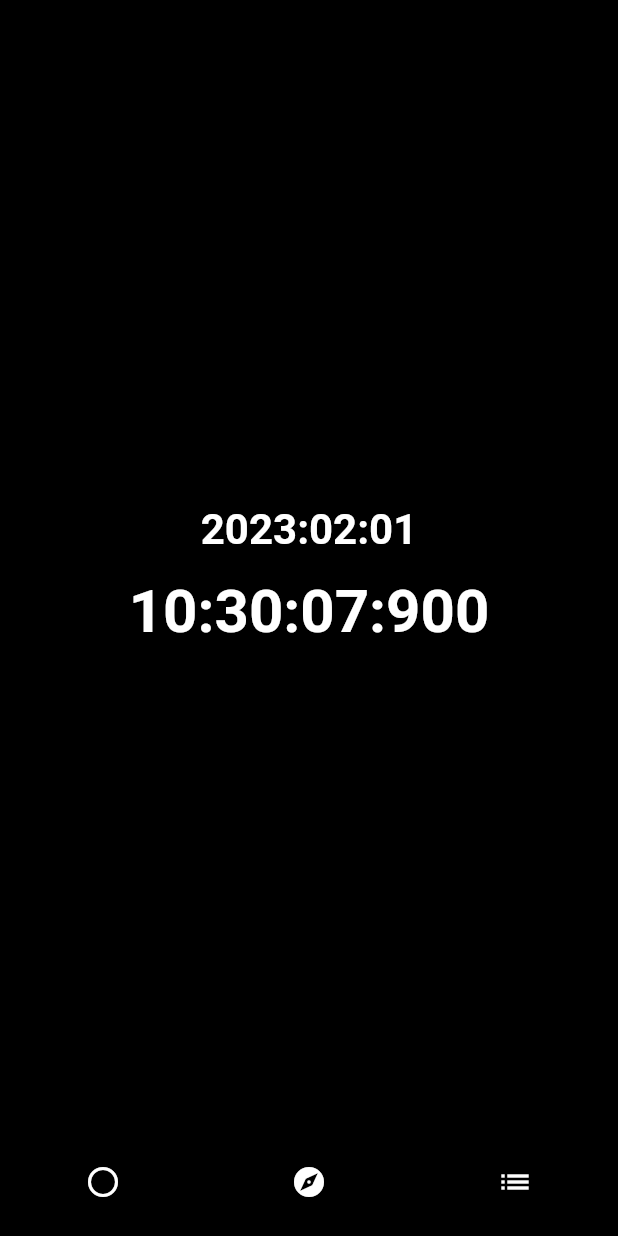
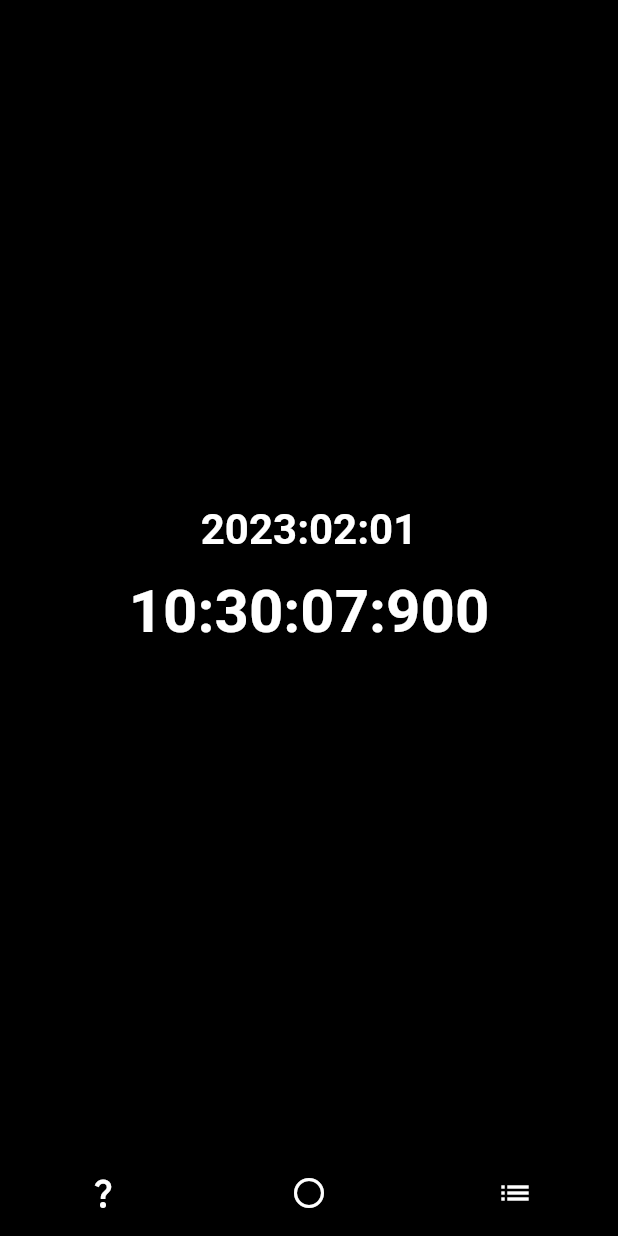
Before and after one commit to 8dgkim/time, a Flutter app: the screen it shows after launch, on a phone screen of 412 x 824 dp. Run offline on Flutter 3.47's test engine with Material 2 defaults, Android fonts, the phone set to English and light mode, and no system bars; Roboto replaces fonts that are missing (Times New Roman).

Commit message:
nav bar fix

```diff
--- a/lib/main.dart
+++ b/lib/main.dart
@@ -27,7 +27,7 @@ class Home extends StatefulWidget {
 }
 
 class HomeState extends State<Home> {
-  int _selectedIndex = 0;
+  int _selectedIndex = 1;
 
   static const TextStyle optionStyle =
     TextStyle(
@@ -38,15 +38,15 @@ class HomeState extends State<Home> {
     );
 
   static final List<Widget> _widgetOptions = <Widget>[
+    Container(
+      color: Colors.black87,
+      alignment: Alignment.center,
+      child: const Text('Future', style: optionStyle),
+    ),
     Container (
       color: Colors.black,
       alignment: Alignment.center,
       child: const TimeDisplay(),
-    ),
-    Container(
-      color: Colors.black87,
-      alignment: Alignment.center,
-      child: const Text('Future', style: optionStyle),
     ),
     Container(
       color: Colors.black87,
@@ -74,12 +74,12 @@ class HomeState extends State<Home> {
       bottomNavigationBar: BottomNavigationBar(
         items: const <BottomNavigationBarItem>[
           BottomNavigationBarItem(
+            icon: Icon(Icons.question_mark_sharp, color: Colors.white),
+            label: 'Future',
+          ),
+          BottomNavigationBarItem(
             icon: Icon(Icons.circle_outlined, color: Colors.white),
             label: 'Spacetime',
-          ),
-          BottomNavigationBarItem(
-            icon: Icon(Icons.explore, color: Colors.white),
-            label: 'Future',
           ),
           BottomNavigationBarItem(
             icon: Icon(Icons.list, color: Colors.white),
@@ -91,6 +91,8 @@ class HomeState extends State<Home> {
         selectedItemColor: Colors.transparent,
         selectedLabelStyle: const TextStyle(color: Colors.white),
         unselectedLabelStyle: const TextStyle(color: Colors.white),
+        showSelectedLabels: false,
+        showUnselectedLabels: false,
         onTap: _onItemTapped,
       ),
     );
```
